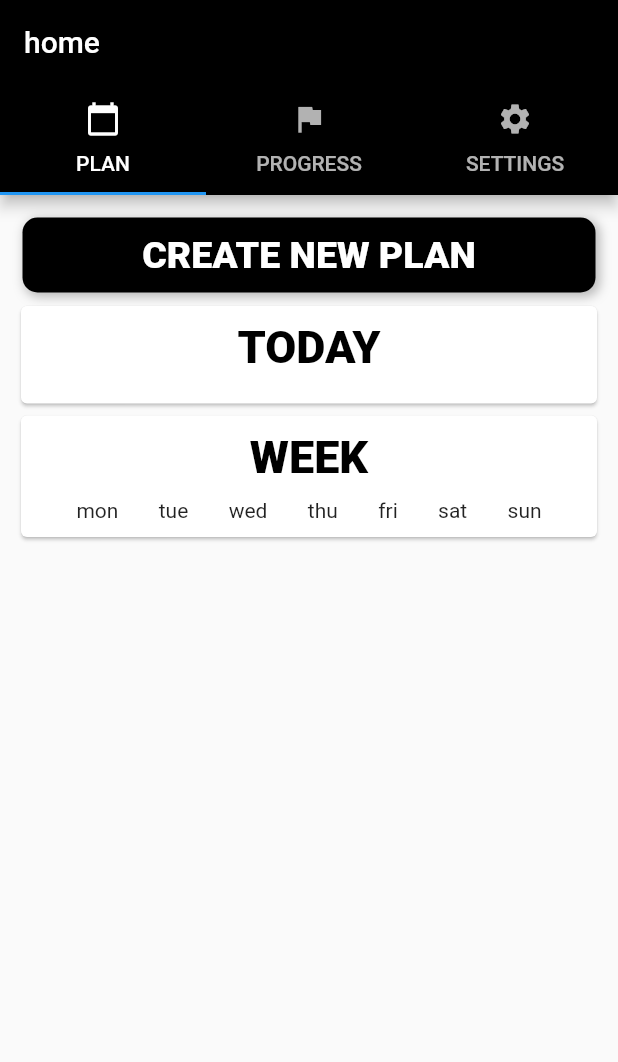
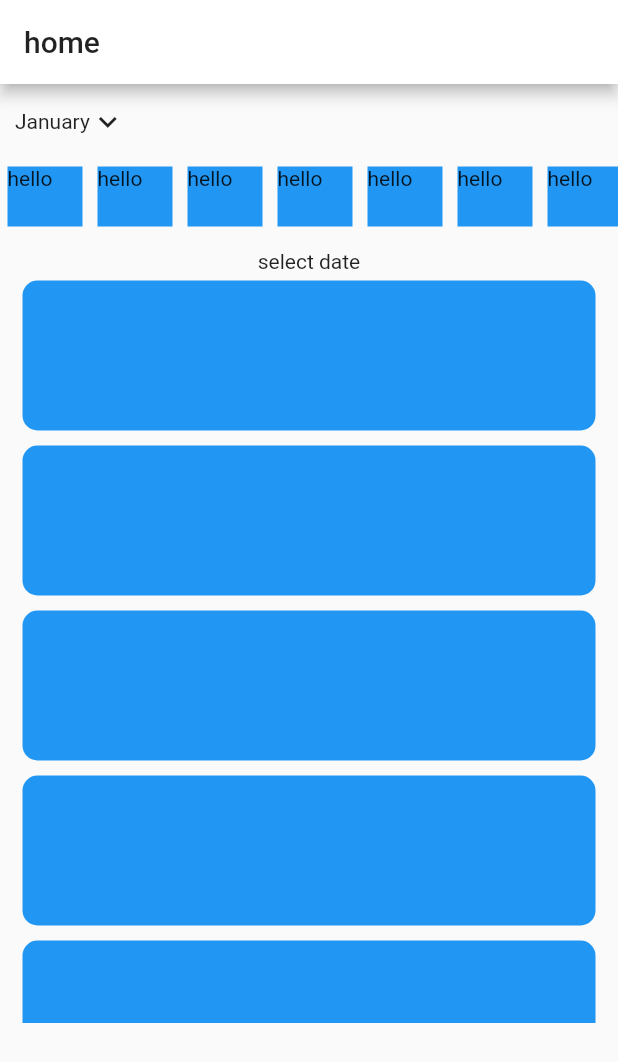
Before and after one commit to bunkan-rudeanalyst/training_scheduler, a Flutter app: the screen it shows after launch, on a phone screen of 412 x 824 dp. Shown: the top 1062 px of the screen. Run offline on Flutter 3.47's test engine with Material 2 defaults, Android fonts, the phone set to English and light mode, and no system bars.

Commit message:
delete tab, change ui of  home

```diff
--- a/lib/main.dart
+++ b/lib/main.dart
@@ -3,7 +3,6 @@ import 'dart:async';
 
 //pages
 import 'pages/home.dart';
-import 'pages/create_plan.dart';
 
 //font
 import 'font/font.dart';
@@ -19,12 +18,11 @@ class MyApp extends StatelessWidget {
     return MaterialApp(
       title: 'Flutter Demo',
       theme: ThemeData(
-        primaryColor: Colors.black,
+        primaryColor: Colors.white,
       ),
       routes: {
         "/": (context) => TopPage(),
         "/home": (context) => Home(),
-        "/create_plan": (context) => CreateWeekPlan()
       },
       initialRoute: "/",
     );
--- /dev/null
+++ b/lib/pages/activity_page.dart
@@ -0,0 +1,203 @@
+import 'package:flutter/material.dart';
+
+class ActivityPage extends StatefulWidget {
+  @override
+  _ActivityPageState createState() => _ActivityPageState();
+}
+
+class _ActivityPageState extends State<ActivityPage> {
+  @override
+  Widget build(BuildContext context) {
+    return Column(
+      children: [
+        Container(
+            padding: EdgeInsets.all(10),
+            height: 50,
+            child: Row(
+              children: [Text("January"), Icon(Icons.keyboard_arrow_down)],
+            )),
+        Container(
+            height: 50,
+            child: ListView(
+              scrollDirection: Axis.horizontal,
+              children: [
+                Container(
+                  margin: EdgeInsets.all(5),
+                  decoration: BoxDecoration(color: Colors.blue),
+                  width: 50,
+                  child: Text("hello"),
+                ),
+                Container(
+                  margin: EdgeInsets.all(5),
+                  decoration: BoxDecoration(color: Colors.blue),
+                  width: 50,
+                  child: Text("hello"),
+                ),
+                Container(
+                  margin: EdgeInsets.all(5),
+                  decoration: BoxDecoration(color: Colors.blue),
+                  width: 50,
+                  child: Text("hello"),
+                ),
+                Container(
+                  margin: EdgeInsets.all(5),
+                  decoration: BoxDecoration(color: Colors.blue),
+                  width: 50,
+                  child: Text("hello"),
+                ),
+                Container(
+                  margin: EdgeInsets.all(5),
+                  decoration: BoxDecoration(color: Colors.blue),
+                  width: 50,
+                  child: Text("hello"),
+                ),
+                Container(
+                  margin: EdgeInsets.all(5),
+                  decoration: BoxDecoration(color: Colors.blue),
+                  width: 50,
+                  child: Text("hello"),
+                ),
+                Container(
+                  margin: EdgeInsets.all(5),
+                  decoration: BoxDecoration(color: Colors.blue),
+                  width: 50,
+                  child: Text("hello"),
+                ),
+                Container(
+                  margin: EdgeInsets.all(5),
+                  decoration: BoxDecoration(color: Colors.blue),
+                  width: 50,
+                  child: Text("hello"),
+                ),
+                Container(
+                  margin: EdgeInsets.all(5),
+                  decoration: BoxDecoration(color: Colors.blue),
+                  width: 50,
+                  child: Text("hello"),
+                ),
+                Container(
+                  margin: EdgeInsets.all(5),
+                  decoration: BoxDecoration(color: Colors.blue),
+                  width: 50,
+                  child: Text("hello"),
+                ),
+                Container(
+                  margin: EdgeInsets.all(5),
+                  decoration: BoxDecoration(color: Colors.blue),
+                  width: 50,
+                  child: Text("hello"),
+                ),
+                Container(
+                  margin: EdgeInsets.all(5),
+                  decoration: BoxDecoration(color: Colors.blue),
+                  width: 50,
+                  child: Text("hello"),
+                ),
+                Container(
+                  margin: EdgeInsets.all(5),
+                  decoration: BoxDecoration(color: Colors.blue),
+                  width: 50,
+                  child: Text("hello"),
+                ),
+                Container(
+                  margin: EdgeInsets.all(5),
+                  decoration: BoxDecoration(color: Colors.blue),
+                  width: 50,
+                  child: Text("hello"),
+                ),
+                Container(
+                  margin: EdgeInsets.all(5),
+                  decoration: BoxDecoration(color: Colors.blue),
+                  width: 50,
+                  child: Text("hello"),
+                ),
+                Container(
+                  margin: EdgeInsets.all(5),
+                  decoration: BoxDecoration(color: Colors.blue),
+                  width: 50,
+                  child: Text("hello"),
+                ),
+                Container(
+                  margin: EdgeInsets.all(5),
+                  decoration: BoxDecoration(color: Colors.blue),
+                  width: 50,
+                  child: Text("hello"),
+                ),
+                Container(
+                  margin: EdgeInsets.all(5),
+                  decoration: BoxDecoration(color: Colors.blue),
+                  width: 50,
+                  child: Text("hello"),
+                ),
+                Container(
+                  margin: EdgeInsets.all(5),
+                  decoration: BoxDecoration(color: Colors.blue),
+                  width: 50,
+                  child: Text("hello"),
+                ),
+              ],
+            )),
+        Container(
+          margin: EdgeInsets.all(10),
+          child: Column(
+            children: [
+              Center(
+                child: Text("select date"),
+              ),
+              SizedBox(
+                height: 500,
+                // shrinkWrap: true,
+                child: ListView(
+                  children: [
+                    Container(
+                      margin: EdgeInsets.all(5),
+                      height: 100,
+                      decoration: BoxDecoration(
+                          color: Colors.blue,
+                          borderRadius: BorderRadius.circular(10)),
+                    ),
+                    Container(
+                      margin: EdgeInsets.all(5),
+                      height: 100,
+                      decoration: BoxDecoration(
+                          color: Colors.blue,
+                          borderRadius: BorderRadius.circular(10)),
+                    ),
+                    Container(
+                      margin: EdgeInsets.all(5),
+                      height: 100,
+                      decoration: BoxDecoration(
+                          color: Colors.blue,
+                          borderRadius: BorderRadius.circular(10)),
+                    ),
+                    Container(
+                      margin: EdgeInsets.all(5),
+                      height: 100,
+                      decoration: BoxDecoration(
+                          color: Colors.blue,
+                          borderRadius: BorderRadius.circular(10)),
+                    ),
+                    Container(
+                      margin: EdgeInsets.all(5),
+                      height: 100,
+                      decoration: BoxDecoration(
+                          color: Colors.blue,
+                          borderRadius: BorderRadius.circular(10)),
+                    ),
+                    Container(
+                      margin: EdgeInsets.all(5),
+                      height: 100,
+                      decoration: BoxDecoration(
+                          color: Colors.blue,
+                          borderRadius: BorderRadius.circular(10)),
+                    ),
+                  ],
+                ),
+              )
+            ],
+          ),
+        )
+      ],
+    );
+  }
+}
--- a/lib/pages/create_plan.dart
+++ /dev/null
@@ -1,51 +0,0 @@
-import 'package:flutter/material.dart';
-
-class CreateWeekPlan extends StatefulWidget {
-  @override
-  _CreateWeekPlanState createState() => _CreateWeekPlanState();
-}
-
-class _CreateWeekPlanState extends State<CreateWeekPlan> {
-  @override
-  Widget build(BuildContext context) {
-    return Scaffold(
-      appBar: AppBar(
-        title: Text(
-          "CREATE NEW PLAN",
-          style: TextStyle(fontWeight: FontWeight.w800),
-        ),
-      ),
-      body: Column(
-        mainAxisAlignment: MainAxisAlignment.center,
-        children: [
-          Container(
-            child: InkWell(
-                onTap: () {},
-                child: Container(
-                  margin: EdgeInsets.all(5),
-                  height: 50,
-                  decoration: BoxDecoration(
-                      boxShadow: [
-                        BoxShadow(
-                            color: Colors.black26,
-                            spreadRadius: 1.0,
-                            blurRadius: 5.0,
-                            offset: Offset(2, 2))
-                      ],
-                      color: Colors.black,
-                      borderRadius: BorderRadius.circular(10)),
-                  child: Center(
-                      child: Text(
-                    "ADD MENU",
-                    style: TextStyle(
-                        fontSize: 25,
-                        fontWeight: FontWeight.w800,
-                        color: Colors.white),
-                  )),
-                )),
-          ),
-        ],
-      ),
-    );
-  }
-}
--- a/lib/pages/home.dart
+++ b/lib/pages/home.dart
@@ -1,7 +1,7 @@
 import 'package:flutter/material.dart';
 
-//tabs
-import '../tabs/plan.dart';
+//pages
+import '../pages/activity_page.dart';
 
 class Home extends StatefulWidget {
   @override
@@ -14,34 +14,10 @@ class _HomeState extends State<Home> {
     return DefaultTabController(
       length: 3,
       child: Scaffold(
-        appBar: AppBar(
-          title: Text("home"),
-          bottom: TabBar(
-            tabs: [
-              Tab(
-                text: "PLAN",
-                icon: Icon(Icons.calendar_today),
-              ),
-              Tab(
-                text: "PROGRESS",
-                icon: Icon(Icons.assistant_photo),
-              ),
-              Tab(
-                text: "SETTINGS",
-                icon: Icon(Icons.settings),
-              ),
-            ],
+          appBar: AppBar(
+            title: Text("home"),
           ),
-        ),
-        body: TabBarView(
-          children: [
-            // Text("plan"),
-            Plan(),
-            Text("analytics"),
-            Text("settings"),
-          ],
-        ),
-      ),
+          body: ActivityPage()),
     );
   }
 }
--- a/lib/tabs/plan.dart
+++ /dev/null
@@ -1,123 +0,0 @@
-// import 'dart:html';
-
-import 'package:flutter/material.dart';
-import '../font/font.dart';
-
-class Plan extends StatefulWidget {
-  @override
-  _PlanState createState() => _PlanState();
-}
-
-class _PlanState extends State<Plan> {
-  var planType = "get more weight";
-  @override
-  Widget build(BuildContext context) {
-    return Container(
-        padding: EdgeInsets.all(10),
-        child: ListView(
-          children: [
-            Container(
-              child: InkWell(
-                  onTap: () {
-                    Navigator.of(context).pushNamed("/create_plan");
-                  },
-                  child: Container(
-                    margin: EdgeInsets.all(5),
-                    height: 50,
-                    decoration: BoxDecoration(
-                        boxShadow: [
-                          BoxShadow(
-                              color: Colors.black26,
-                              spreadRadius: 1.0,
-                              blurRadius: 5.0,
-                              offset: Offset(2, 2))
-                        ],
-                        color: Colors.black,
-                        borderRadius: BorderRadius.circular(10)),
-                    child: Center(
-                        child: Text(
-                      "CREATE NEW PLAN",
-                      style: TextStyle(
-                          fontSize: 25,
-                          fontWeight: FontWeight.w800,
-                          color: Colors.white),
-                    )),
-                  )),
-            ),
-            Card(
-              child: Container(
-                child: Column(
-                  children: [
-                    Container(
-                      child: Text(
-                        "TODAY",
-                        style: subTitle,
-                      ),
-                      margin: EdgeInsets.only(bottom: 10),
-                    )
-                  ],
-                ),
-                padding: EdgeInsets.all(10),
-              ),
-            ),
-            Card(
-              child: Container(
-                  padding: EdgeInsets.all(10),
-                  child: Column(
-                    children: [
-                      Container(
-                        child: Text(
-                          "WEEK",
-                          style: subTitle,
-                        ),
-                        margin: EdgeInsets.only(bottom: 10),
-                      ),
-                      Row(
-                        mainAxisAlignment: MainAxisAlignment.spaceEvenly,
-                        children: [
-                          CircleButton(
-                            title: Text("mon"),
-                          ),
-                          CircleButton(
-                            title: Text("tue"),
-                          ),
-                          CircleButton(
-                            title: Text("wed"),
-                          ),
-                          CircleButton(
-                            title: Text("thu"),
-                          ),
-                          CircleButton(
-                            title: Text("fri"),
-                          ),
-                          CircleButton(
-                            title: Text("sat"),
-                          ),
-                          CircleButton(
-                            title: Text("sun"),
-                          ),
-                        ],
-                      ),
-                    ],
-                  )),
-            ),
-          ],
-        ));
-  }
-}
-
-class CircleButton extends StatelessWidget {
-  final Text title;
-
-  CircleButton({Key key, this.title}) : super(key: key);
-
-  @override
-  Widget build(BuildContext context) {
-    return GestureDetector(
-      child: title,
-      onTap: () {
-        print(title);
-      },
-    );
-  }
-}
```
